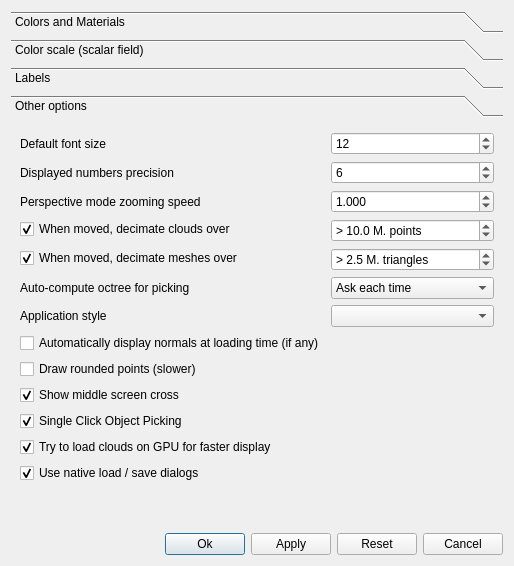
Above: libs/CCAppCommon/ui/displayOptionsDlg.ui from CloudCompare/CloudCompare before the change. Below: the same form after it.
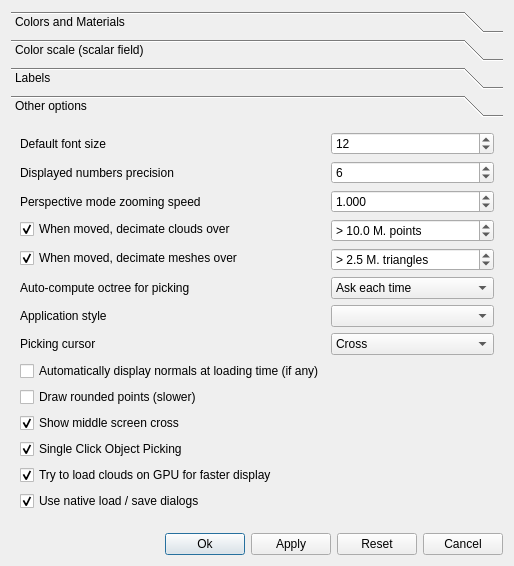
That is the form after the change. Icons and pictures are not drawn.

Commit message: The user can now choose the shape of the mouse cursor when picking points (default is 'Cross', and this can be changed via the display settings dialog)

Patch:
```diff
--- a/libs/CCAppCommon/ui/displayOptionsDlg.ui
+++ b/libs/CCAppCommon/ui/displayOptionsDlg.ui
@@ -787,21 +787,21 @@
          </item>
         </widget>
        </item>
-       <item row="7" column="0">
+       <item row="8" column="0">
         <widget class="QCheckBox" name="autoDisplayNormalsCheckBox">
          <property name="text">
           <string>Automatically display normals at loading time (if any)</string>
          </property>
         </widget>
        </item>
-       <item row="8" column="0">
+       <item row="9" column="0">
         <widget class="QCheckBox" name="drawRoundedPointsCheckBox">
          <property name="text">
           <string>Draw rounded points (slower)</string>
          </property>
         </widget>
        </item>
-       <item row="9" column="0">
+       <item row="10" column="0">
         <widget class="QCheckBox" name="showCrossCheckBox">
          <property name="toolTip">
           <string>A cross is displayed in the middle of the screen</string>
@@ -817,7 +817,7 @@
          </property>
         </widget>
        </item>
-       <item row="11" column="0">
+       <item row="12" column="0">
         <widget class="QCheckBox" name="useVBOCheckBox">
          <property name="text">
           <string>Try to load clouds on GPU for faster display</string>
@@ -827,7 +827,7 @@
          </property>
         </widget>
        </item>
-       <item row="12" column="0">
+       <item row="13" column="0">
         <widget class="QCheckBox" name="useNativeDialogsCheckBox">
          <property name="text">
           <string>Use native load / save dialogs</string>
@@ -837,7 +837,7 @@
          </property>
         </widget>
        </item>
-       <item row="13" column="0">
+       <item row="14" column="0">
         <spacer name="verticalSpacer_3">
          <property name="orientation">
           <enum>Qt::Vertical</enum>
@@ -850,7 +850,7 @@
          </property>
         </spacer>
        </item>
-       <item row="10" column="0">
+       <item row="11" column="0">
         <widget class="QCheckBox" name="singleClickPickingCheckBox">
          <property name="toolTip">
           <string>Can be slow on large point clouds</string>
@@ -873,6 +873,27 @@
        <item row="6" column="1">
         <widget class="QComboBox" name="appStyleComboBox"/>
        </item>
+       <item row="7" column="0">
+        <widget class="QLabel" name="label_21">
+         <property name="text">
+          <string>Picking cursor</string>
+         </property>
+        </widget>
+       </item>
+       <item row="7" column="1">
+        <widget class="QComboBox" name="pickingCursorComboBox">
+         <item>
+          <property name="text">
+           <string>Cross</string>
+          </property>
+         </item>
+         <item>
+          <property name="text">
+           <string>Pointing hand</string>
+          </property>
+         </item>
+        </widget>
+       </item>
       </layout>
      </widget>
     </widget>
```
Left out of the diff: 2 changed lines with no effect on the pictures. The commit also changes 7 other files.
